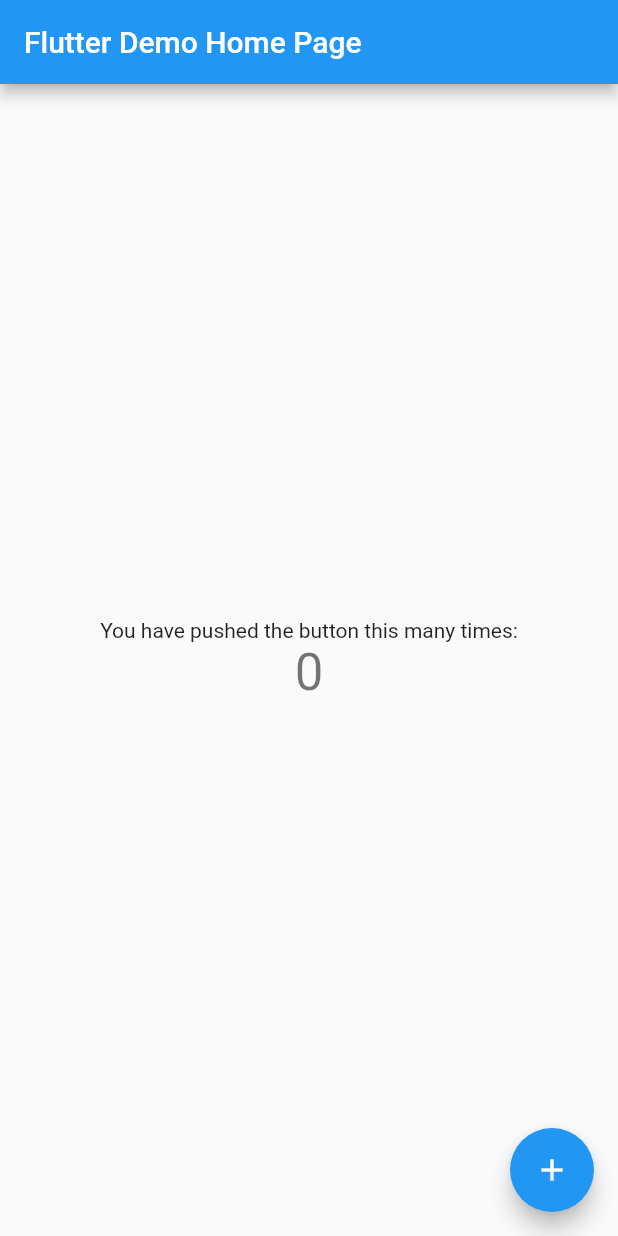
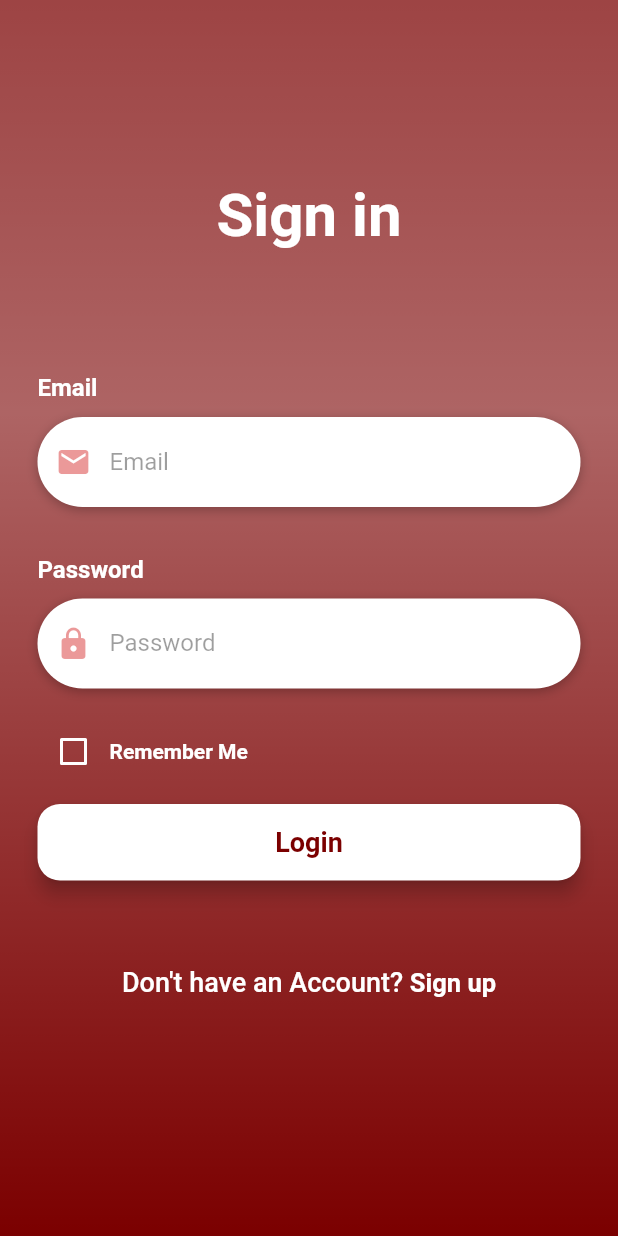
Before and after one commit to Handaji/HelpDesk_Frontend_Mobile, a Flutter app: the screen it shows after launch, on a phone screen of 412 x 824 dp. Run offline on Flutter 3.47's test engine with Material 2 defaults, Android fonts, the phone set to English and light mode, and no system bars.

```diff
--- /dev/null
+++ b/lib/LoginPage.dart
@@ -0,0 +1,226 @@
+import 'package:flutter/material.dart';
+import 'package:flutter/services.dart';
+
+class LoginPage extends StatefulWidget {
+  @override
+  _LoginPageState createState() => _LoginPageState();
+}
+
+class _LoginPageState extends State<LoginPage> {
+  bool isRememberMe = false;
+
+  Widget buildEmail() {
+    return Column(
+      crossAxisAlignment: CrossAxisAlignment.start,
+      children: <Widget>[
+        Text(
+          'Email',
+          style: TextStyle(
+              color: Colors.white, fontSize: 16, fontWeight: FontWeight.bold),
+        ),
+        SizedBox(height: 10),
+        Container(
+          alignment: Alignment.centerLeft,
+          decoration: BoxDecoration(
+              color: Colors.white,
+              borderRadius: BorderRadius.circular(30),
+              boxShadow: [
+                BoxShadow(
+                    color: Colors.black26, blurRadius: 6, offset: Offset(0, 2))
+              ]),
+          height: 60,
+          child: TextField(
+            keyboardType: TextInputType.emailAddress,
+            style: TextStyle(
+              color: Colors.black87,
+            ),
+            decoration: InputDecoration(
+                border: InputBorder.none,
+                contentPadding: EdgeInsets.only(top: 14),
+                prefixIcon: Icon(
+                  Icons.email,
+                  color: Color(0x66cc0000),
+                ),
+                hintText: 'Email',
+                hintStyle: TextStyle(color: Colors.black38)),
+          ),
+        )
+      ],
+    );
+  }
+
+  Widget buildPassword() {
+    return Column(
+      crossAxisAlignment: CrossAxisAlignment.start,
+      children: <Widget>[
+        Text(
+          'Password',
+          style: TextStyle(
+              color: Colors.white, fontSize: 16, fontWeight: FontWeight.bold),
+        ),
+        SizedBox(height: 10),
+        Container(
+          alignment: Alignment.centerLeft,
+          decoration: BoxDecoration(
+              color: Colors.white,
+              borderRadius: BorderRadius.circular(30),
+              boxShadow: [
+                BoxShadow(
+                    color: Colors.black26, blurRadius: 6, offset: Offset(0, 2))
+              ]),
+          height: 60,
+          child: TextField(
+            obscureText: true,
+            style: TextStyle(
+              color: Colors.black87,
+            ),
+            decoration: InputDecoration(
+                border: InputBorder.none,
+                contentPadding: EdgeInsets.only(top: 14),
+                prefixIcon: Icon(
+                  Icons.lock,
+                  color: Color(0x66cc0000),
+                ),
+                hintText: 'Password',
+                hintStyle: TextStyle(color: Colors.black38)),
+          ),
+        )
+      ],
+    );
+  }
+
+  Widget buildRememberCb() {
+    return Container(
+      height: 20,
+      child: Row(
+        children: <Widget>[
+          Theme(
+            data: ThemeData(unselectedWidgetColor: Colors.white),
+            child: Checkbox(
+              value: isRememberMe,
+              checkColor: Colors.redAccent,
+              activeColor: Colors.white,
+              onChanged: (value) {
+                setState(() {
+                  isRememberMe = value;
+                });
+              },
+            ),
+          ),
+          Text('Remember Me',
+              style:
+                  TextStyle(color: Colors.white, fontWeight: FontWeight.bold))
+        ],
+      ),
+    );
+  }
+
+  Widget buildLoginBtn() {
+    return Container(
+      padding: EdgeInsets.symmetric(vertical: 25),
+      width: double.infinity,
+      child: RaisedButton(
+        elevation: 5,
+        onPressed: () => print("Login Pressed"),
+        padding: EdgeInsets.all(15),
+        shape: RoundedRectangleBorder(borderRadius: BorderRadius.circular(15)),
+        color: Colors.white,
+        child: Text(
+          'Login',
+          style: TextStyle(
+              color: Color(0xff7B0000),
+              fontSize: 18,
+              fontWeight: FontWeight.bold),
+        ),
+      ),
+    );
+  }
+
+  Widget signuptext() {
+    return GestureDetector(
+      onTap: () => print("Sign Up Pressed"),
+      child: RichText(
+        text: TextSpan(children: [
+          TextSpan(
+              text: 'Don\'t have an Account? ',
+              style: TextStyle(
+                  color: Colors.white,
+                  fontSize: 18,
+                  fontWeight: FontWeight.w500)),
+          TextSpan(
+              text: 'Sign up',
+              style: TextStyle(
+                color: Colors.white,
+                fontSize: 17,
+                fontWeight: FontWeight.bold,
+              ))
+        ]),
+      ),
+    );
+  }
+
+  @override
+  Widget build(BuildContext context) {
+    // TODO: implement build
+    return Scaffold(
+        body: AnnotatedRegion<SystemUiOverlayStyle>(
+      value: SystemUiOverlayStyle.light,
+      child: Stack(
+        children: <Widget>[
+          Container(
+            height: double.infinity,
+            width: double.infinity,
+            decoration: BoxDecoration(
+                gradient: LinearGradient(
+                    begin: Alignment.topCenter,
+                    end: Alignment.bottomCenter,
+                    colors: [
+                  Color(0xBA7B0000),
+                  Color(0x997B0000),
+                  Color(0xcc7B0000),
+                  Color(0xff7B0000),
+                ])),
+            child: SingleChildScrollView(
+              physics: AlwaysScrollableScrollPhysics(),
+              padding: EdgeInsets.symmetric(
+                horizontal: 25,
+                vertical: 120,
+              ),
+              child: Column(
+                mainAxisAlignment: MainAxisAlignment.center,
+                children: <Widget>[
+                  Text(
+                    'Sign in',
+                    style: TextStyle(
+                      color: Colors.white,
+                      fontSize: 40,
+                      fontWeight: FontWeight.bold,
+                    ),
+                  ),
+                  SizedBox(height: 50),
+                  Text(
+                    '\n',
+                  ),
+                  buildEmail(),
+                  Text(
+                    '\n',
+                  ),
+                  buildPassword(),
+                  Text(
+                    '\n',
+                  ),
+                  buildRememberCb(),
+                  buildLoginBtn(),
+                  Text(
+                    '\n',
+                  ),
+                  signuptext()
+                ],
+              ),
+            ),
+          )
+        ],
+      ),
+    ));
+  }
+}
--- a/lib/main.dart
+++ b/lib/main.dart
@@ -1,4 +1,5 @@
 import 'package:flutter/material.dart';
+import 'LoginPage.dart';
 
 void main() {
   runApp(MyApp());
@@ -9,105 +10,9 @@ class MyApp extends StatelessWidget {
   @override
   Widget build(BuildContext context) {
     return MaterialApp(
-      title: 'Flutter Demo',
-      theme: ThemeData(
-        // This is the theme of your application.
-        //
-        // Try running your application with "flutter run". You'll see the
-        // application has a blue toolbar. Then, without quitting the app, try
-        // changing the primarySwatch below to Colors.green and then invoke
-        // "hot reload" (press "r" in the console where you ran "flutter run",
-        // or simply save your changes to "hot reload" in a Flutter IDE).
-        // Notice that the counter didn't reset back to zero; the application
-        // is not restarted.
-        primarySwatch: Colors.blue,
-      ),
-      home: MyHomePage(title: 'Flutter Demo Home Page'),
+      title: 'HelpDesk',
+     debugShowCheckedModeBanner: false,
+      home: LoginPage(),
     );
   }
 }
-
-class MyHomePage extends StatefulWidget {
-  MyHomePage({Key key, this.title}) : super(key: key);
-
-  // This widget is the home page of your application. It is stateful, meaning
-  // that it has a State object (defined below) that contains fields that affect
-  // how it looks.
-
-  // This class is the configuration for the state. It holds the values (in this
-  // case the title) provided by the parent (in this case the App widget) and
-  // used by the build method of the State. Fields in a Widget subclass are
-  // always marked "final".
-
-  final String title;
-
-  @override
-  _MyHomePageState createState() => _MyHomePageState();
-}
-
-class _MyHomePageState extends State<MyHomePage> {
-  int _counter = 0;
-
-  void _incrementCounter() {
-    setState(() {
-      // This call to setState tells the Flutter framework that something has
-      // changed in this State, which causes it to rerun the build method below
-      // so that the display can reflect the updated values. If we changed
-      // _counter without calling setState(), then the build method would not be
-      // called again, and so nothing would appear to happen.
-      _counter++;
-    });
-  }
-
-  @override
-  Widget build(BuildContext context) {
-    // This method is rerun every time setState is called, for instance as done
-    // by the _incrementCounter method above.
-    //
-    // The Flutter framework has been optimized to make rerunning build methods
-    // fast, so that you can just rebuild anything that needs updating rather
-    // than having to individually change instances of widgets.
-    return Scaffold(
-      appBar: AppBar(
-        // Here we take the value from the MyHomePage object that was created by
-        // the App.build method, and use it to set our appbar title.
-        title: Text(widget.title),
-      ),
-      body: Center(
-        // Center is a layout widget. It takes a single child and positions it
-        // in the middle of the parent.
-        child: Column(
-          // Column is also a layout widget. It takes a list of children and
-          // arranges them vertically. By default, it sizes itself to fit its
-          // children horizontally, and tries to be as tall as its parent.
-          //
-          // Invoke "debug painting" (press "p" in the console, choose the
-          // "Toggle Debug Paint" action from the Flutter Inspector in Android
-          // Studio, or the "Toggle Debug Paint" command in Visual Studio Code)
-          // to see the wireframe for each widget.
-          //
-          // Column has various properties to control how it sizes itself and
-          // how it positions its children. Here we use mainAxisAlignment to
-          // center the children vertically; the main axis here is the vertical
-          // axis because Columns are vertical (the cross axis would be
-          // horizontal).
-          mainAxisAlignment: MainAxisAlignment.center,
-          children: <Widget>[
-            Text(
-              'You have pushed the button this many times:',
-            ),
-            Text(
-              '$_counter',
-              style: Theme.of(context).textTheme.headline4,
-            ),
-          ],
-        ),
-      ),
-      floatingActionButton: FloatingActionButton(
-        onPressed: _incrementCounter,
-        tooltip: 'Increment',
-        child: Icon(Icons.add),
-      ), // This trailing comma makes auto-formatting nicer for build methods.
-    );
-  }
-}
```
Also changed, not shown: pubspec.lock.
